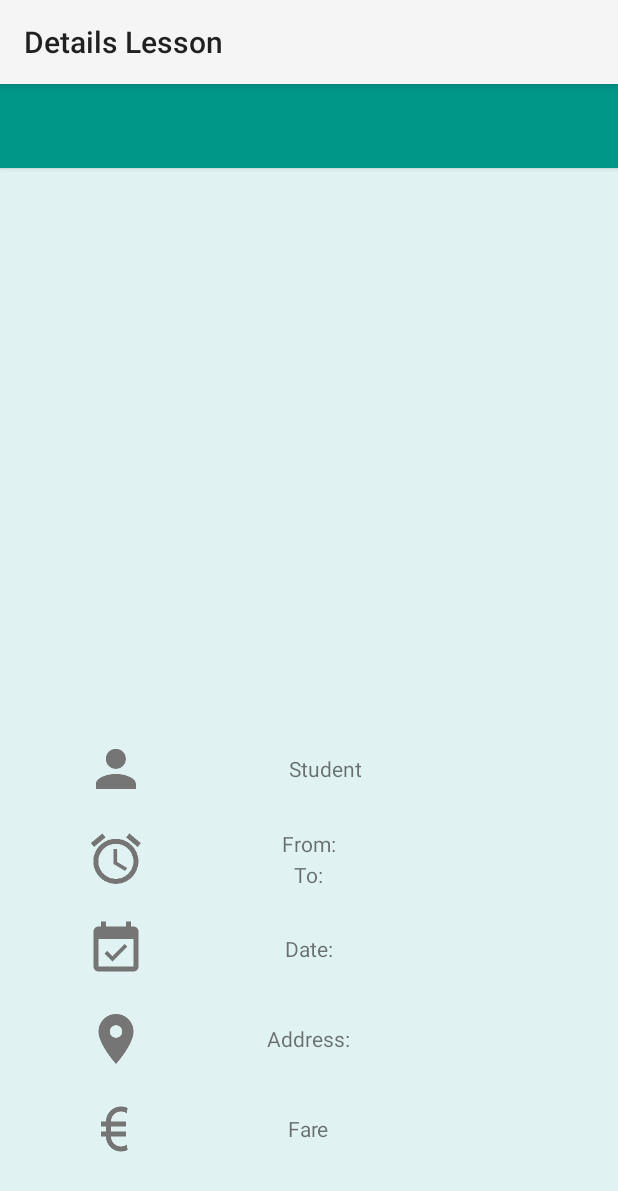
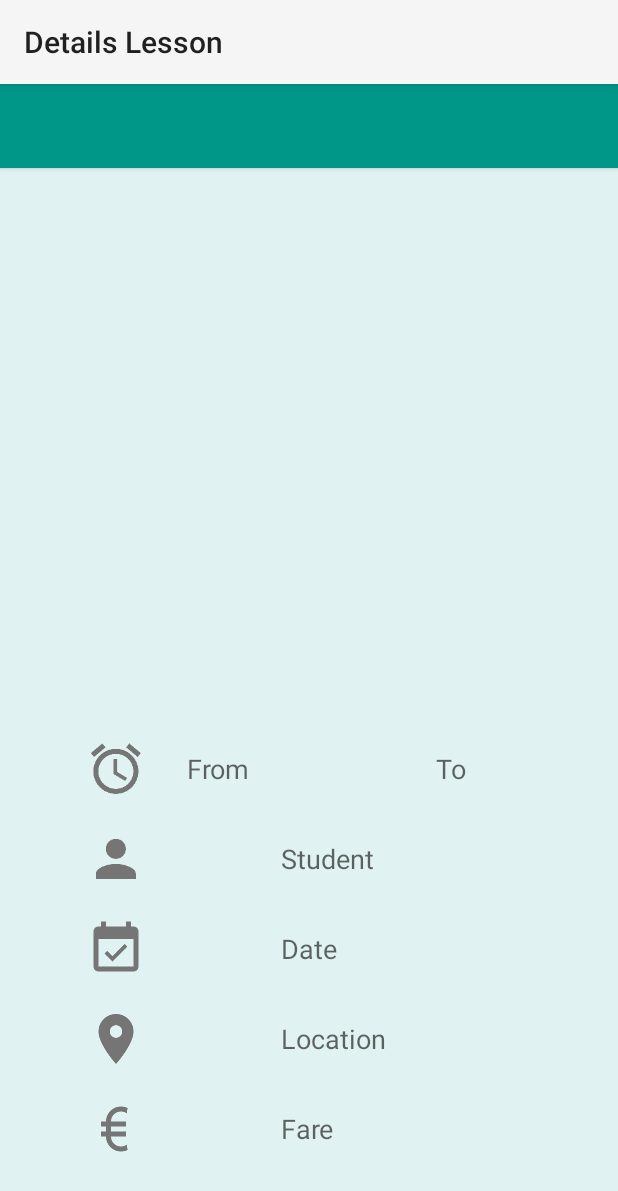
Before and after one commit to aldo03/Lesson-Manager, an Android app: the DetailsLessonActivity screen opened directly, with no data from a screen before it, on a phone screen of 412 x 824 dp. Shown: the top 1191 px of the screen. Run offline under Robolectric (Android 15) with nearby library versions, the light colour scheme and no system bars; libraries missing offline, so code that uses them is left out: com.melnykov.fab; 9 statements that could not run were skipped.

Commit message:
Edit Lesson added

```diff
--- a/app/src/main/AndroidManifest.xml
+++ b/app/src/main/AndroidManifest.xml
@@ -35,6 +35,12 @@
         <activity android:name=".activities.DetailsLessonActivity"
             android:label="Details Lesson">
         </activity>
+
+        <activity android:name=".activities.EditLessonActivity"
+            android:label="Edit Lesson">
+        </activity>
+
+
     </application>
 
 </manifest>
--- a/app/src/main/res/layout/details_lesson_layout.xml
+++ b/app/src/main/res/layout/details_lesson_layout.xml
@@ -37,31 +37,26 @@
         <ImageView
             android:layout_width="40dp"
             android:layout_height="40dp"
-            android:src="@drawable/ic_alarm_grey600_48dp"
+            android:src="@drawable/ic_person_grey600_48dp"
             android:scaleType="centerCrop"
-            android:id="@+id/im1"
-
-            android:layout_marginLeft="57dp"
-            android:layout_marginStart="57dp"
+            android:id="@+id/imageView9"
             android:layout_centerVertical="true"
             android:layout_alignParentLeft="true"
-            android:layout_alignParentStart="true" />
+            android:layout_alignParentStart="true"
+            android:layout_marginLeft="57dp"
+            android:layout_marginStart="57dp" />
 
         <TextView
             android:layout_width="wrap_content"
             android:layout_height="wrap_content"
-            android:id="@+id/startTime"
-            android:text="From:"
-            android:layout_alignTop="@+id/im1"
-            android:layout_centerHorizontal="true" />
-
-        <TextView
-            android:layout_width="wrap_content"
-            android:layout_height="wrap_content"
-            android:id="@+id/endTime"
-            android:text="To:"
-            android:layout_alignBottom="@+id/im1"
-            android:layout_centerHorizontal="true" />
+            android:textAppearance="?android:attr/textAppearanceMedium"
+            android:text="Student"
+            android:id="@+id/name"
+            android:layout_toRightOf="@+id/imageView9"
+            android:layout_centerVertical="true"
+            android:layout_centerHorizontal="true"
+            android:layout_marginLeft="90dp"
+            android:layout_marginStart="90dp"/>
 
 
     </RelativeLayout>
@@ -92,10 +87,14 @@
         <TextView
             android:layout_width="wrap_content"
             android:layout_height="wrap_content"
+            android:textAppearance="?android:attr/textAppearanceMedium"
+            android:text="Date"
             android:id="@+id/date"
-            android:text="Date:"
             android:layout_centerVertical="true"
-            android:layout_centerHorizontal="true" />
+            android:layout_toRightOf="@+id/im2"
+            android:layout_toEndOf="@+id/im2"
+            android:layout_marginLeft="90dp"
+            android:layout_marginStart="90dp" />
 
 
     </RelativeLayout>
@@ -127,10 +126,14 @@
         <TextView
             android:layout_width="wrap_content"
             android:layout_height="wrap_content"
+            android:textAppearance="?android:attr/textAppearanceMedium"
+            android:text="Fare"
             android:id="@+id/fare"
-            android:text="Fare"
+            android:layout_marginLeft="90dp"
+            android:layout_marginStart="90dp"
             android:layout_centerVertical="true"
-            android:layout_centerHorizontal="true" />
+            android:layout_toRightOf="@+id/im2"
+            android:layout_toEndOf="@+id/im2" />
 
 
     </RelativeLayout>
@@ -161,10 +164,14 @@
         <TextView
             android:layout_width="wrap_content"
             android:layout_height="wrap_content"
+            android:textAppearance="?android:attr/textAppearanceMedium"
+            android:text="Location"
             android:id="@+id/address"
-            android:text="Address:"
+            android:layout_marginLeft="90dp"
+            android:layout_marginStart="90dp"
             android:layout_centerVertical="true"
-            android:layout_centerHorizontal="true" />
+            android:layout_toRightOf="@+id/im2"
+            android:layout_toEndOf="@+id/im2" />
 
 
     </RelativeLayout>
@@ -181,9 +188,10 @@
         <ImageView
             android:layout_width="40dp"
             android:layout_height="40dp"
-            android:src="@drawable/ic_person_grey600_48dp"
+            android:src="@drawable/ic_alarm_grey600_48dp"
             android:scaleType="centerCrop"
-            android:id="@+id/imageView9"
+            android:id="@+id/im1"
+
             android:layout_marginLeft="57dp"
             android:layout_marginStart="57dp"
             android:layout_centerVertical="true"
@@ -193,13 +201,28 @@
         <TextView
             android:layout_width="wrap_content"
             android:layout_height="wrap_content"
-            android:id="@+id/name"
-            android:text="Student"
-            android:layout_marginLeft="95dp"
-            android:layout_marginStart="95dp"
+            android:textAppearance="?android:attr/textAppearanceMedium"
+            android:text="From"
+            android:id="@+id/startTime"
+            android:layout_marginLeft="27dp"
+            android:layout_marginStart="27dp"
             android:layout_centerVertical="true"
-            android:layout_toRightOf="@+id/imageView9"
-            android:layout_toEndOf="@+id/imageView9" />
+            android:layout_toRightOf="@+id/im1"
+            android:layout_toEndOf="@+id/im1" />
+
+        <TextView
+            android:layout_width="wrap_content"
+            android:layout_height="wrap_content"
+            android:textAppearance="?android:attr/textAppearanceMedium"
+            android:text="To"
+            android:id="@+id/endTime"
+            android:layout_marginRight="101dp"
+            android:layout_marginEnd="101dp"
+            android:layout_alignTop="@+id/startTime"
+            android:layout_alignParentRight="true"
+            android:layout_alignParentEnd="true" />
+
+
     </RelativeLayout>
 
 </RelativeLayout>
```
Also changed, not shown: app/src/main/java/com/example/matteoaldini/lessonmanager/activities/EditLessonActivity.java (added, +200 -0 lines), app/src/main/res/layout/edit_lesson_layout.xml (added, +190 -0 lines).
